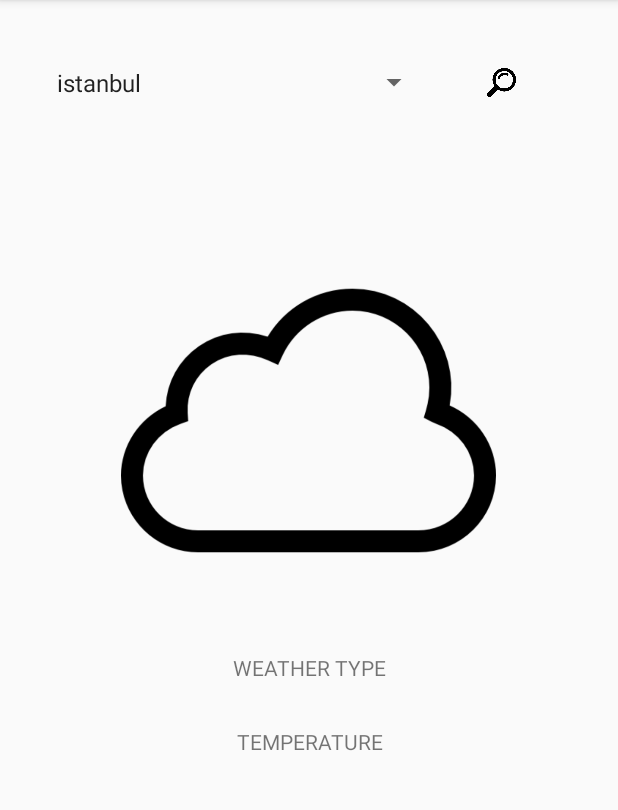
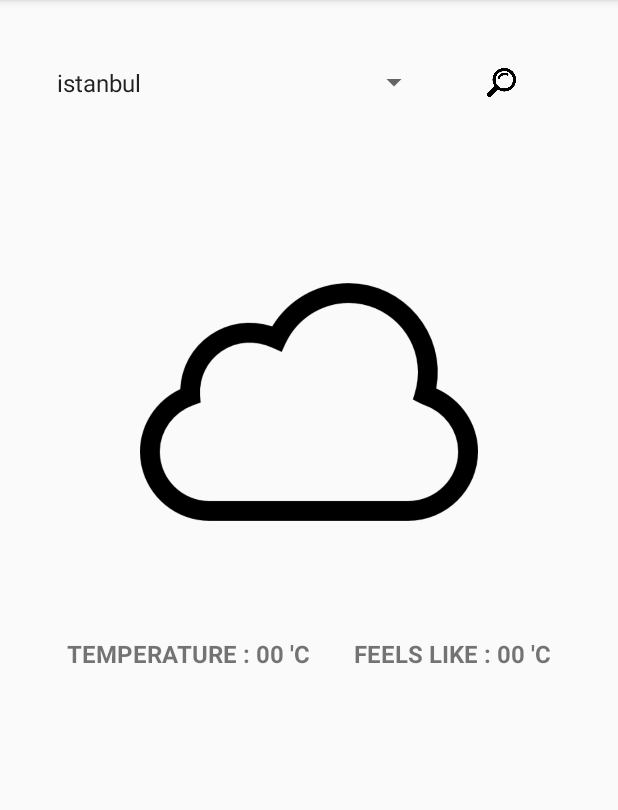
Before and after one commit to doanburak97/FitnessApplication, an Android app: the WeatherInfoActivity screen opened directly, with no data from a screen before it, on a phone screen of 412 x 824 dp, the part 84-894 px from its top. Run offline under Robolectric (Android 15) with nearby library versions, the phone set to English and light mode, and no system bars; Roboto replaces fonts that are not available here.

Commit message:
9. commit

```diff
--- a/app/src/main/java/com/doanburak/fitnessapplication/activity/TimekeeperActivity.java
+++ b/app/src/main/java/com/doanburak/fitnessapplication/activity/TimekeeperActivity.java
@@ -26,7 +26,7 @@ public class TimekeeperActivity extends AppCompatActivity {
 
         iv_restart = findViewById(R.id.iv_restart);
         iv_start = findViewById(R.id.iv_start);
-        iv_pause = findViewById(R.id.iv_pause);
+        //iv_pause = findViewById(R.id.iv_pause);
         tv_hour = findViewById(R.id.tv_hour);
         tv_minute = findViewById(R.id.tv_minute);
         tv_second = findViewById(R.id.tv_second);
@@ -184,7 +184,7 @@ public class TimekeeperActivity extends AppCompatActivity {
             }
         });
 
-        iv_pause.setOnClickListener(new View.OnClickListener() {
+        /*iv_pause.setOnClickListener(new View.OnClickListener() {
             @Override
             public void onClick(View v) {
 
@@ -195,7 +195,7 @@ public class TimekeeperActivity extends AppCompatActivity {
 
             }
         });
-
+        */
 
     }
 
--- a/app/src/main/java/com/doanburak/fitnessapplication/activity/WeatherInfoActivity.java
+++ b/app/src/main/java/com/doanburak/fitnessapplication/activity/WeatherInfoActivity.java
@@ -6,7 +6,6 @@ import android.os.Bundle;
 import android.view.View;
 import android.widget.AdapterView;
 import android.widget.ArrayAdapter;
-import android.widget.EditText;
 import android.widget.ImageView;
 import android.widget.Spinner;
 import android.widget.TextView;
@@ -23,7 +22,7 @@ import retrofit2.Response;
 
 public class WeatherInfoActivity extends AppCompatActivity implements AdapterView.OnItemSelectedListener {
 
-    TextView tv_weatherType, tv_temp;
+    TextView tv_feels, tv_temp;
     ImageView iv_search;
     ImageView iv_weatherIcon;
     Spinner sp_cities;
@@ -34,8 +33,8 @@ public class WeatherInfoActivity extends AppCompatActivity implements AdapterVie
         setContentView(R.layout.activity_weather_info);
 
         sp_cities = findViewById(R.id.sp_cities);
-        tv_weatherType = findViewById(R.id.tv_weatherType);
         tv_temp = findViewById(R.id.tv_temp);
+        tv_feels = findViewById(R.id.tv_feels);
         iv_search = findViewById(R.id.iv_search);
         iv_weatherIcon = findViewById(R.id.iv_weatherIcon);
 
@@ -57,6 +56,13 @@ public class WeatherInfoActivity extends AppCompatActivity implements AdapterVie
 
     }
 
+    private float convertKToC(float temp){
+
+        float result = (float)(temp - 272.15);
+        return result;
+
+    }
+
     private void getWeatherData(String name){
 
         ApiInterface apiInterface = ApiClient.getClient().create(ApiInterface.class);
@@ -67,9 +73,11 @@ public class WeatherInfoActivity extends AppCompatActivity implements AdapterVie
             @Override
             public void onResponse(Call<Example> call, Response<Example> response) {
 
-                tv_temp.setText("Temp: " + response.body().getMain().getTemp());
-                tv_weatherType.setText("Feels: " + response.body().getMain().getFeels());
-                //iv_weatherIcon.setImageResource(response.body().getWeather().getIcon());
+                float convertedTemp = convertKToC(Float.valueOf(response.body().getMain().getTemp()));
+                float convertedFeels = convertKToC(Float.valueOf(response.body().getMain().getFeels()));
+
+                tv_temp.setText("Temperature : " + String.valueOf(convertedTemp) + " 'C");
+                tv_feels.setText("Feels Like : " + String.valueOf(convertedFeels) + " 'C");
 
             }
 
--- a/app/src/main/res/layout/activity_weather_info.xml
+++ b/app/src/main/res/layout/activity_weather_info.xml
@@ -42,27 +42,41 @@
 
         <ImageView
             android:id="@+id/iv_weatherIcon"
-            android:layout_width="250sp"
-            android:layout_height="250sp"
+            android:layout_width="225sp"
+            android:layout_height="225sp"
             android:layout_gravity="center"
             android:layout_marginTop="75sp"
             app:srcCompat="@drawable/cloud" />
 
-        <TextView
-            android:id="@+id/tv_weatherType"
+        <LinearLayout
             android:layout_width="match_parent"
-            android:layout_height="wrap_content"
-            android:layout_marginTop="30sp"
-            android:gravity="center"
-            android:text="WEATHER TYPE" />
+            android:layout_height="match_parent"
+            android:orientation="horizontal"
+            android:weightSum="2">
 
-        <TextView
-            android:id="@+id/tv_temp"
-            android:layout_width="match_parent"
-            android:layout_height="wrap_content"
-            android:layout_marginTop="30sp"
-            android:gravity="center"
-            android:text="TEMPERATURE" />
+            <TextView
+                android:id="@+id/tv_temp"
+                android:layout_width="wrap_content"
+                android:layout_height="50sp"
+                android:layout_marginTop="30sp"
+                android:layout_weight="1"
+                android:gravity="center"
+                android:text="TEMPERATURE : 00 'C"
+                android:textSize="16sp"
+                android:textStyle="bold" />
+
+            <TextView
+                android:id="@+id/tv_feels"
+                android:layout_width="wrap_content"
+                android:layout_height="50sp"
+                android:layout_marginTop="30sp"
+                android:layout_weight="1"
+                android:gravity="center"
+                android:text="FEELS LIKE : 00 'C"
+                android:textSize="16sp"
+                android:textStyle="bold" />
+        </LinearLayout>
+
     </LinearLayout>
 
 </androidx.constraintlayout.widget.ConstraintLayout>
```
Also changed, not shown: app/src/main/res/layout/activity_timekeeper.xml (+1 -7 lines).
